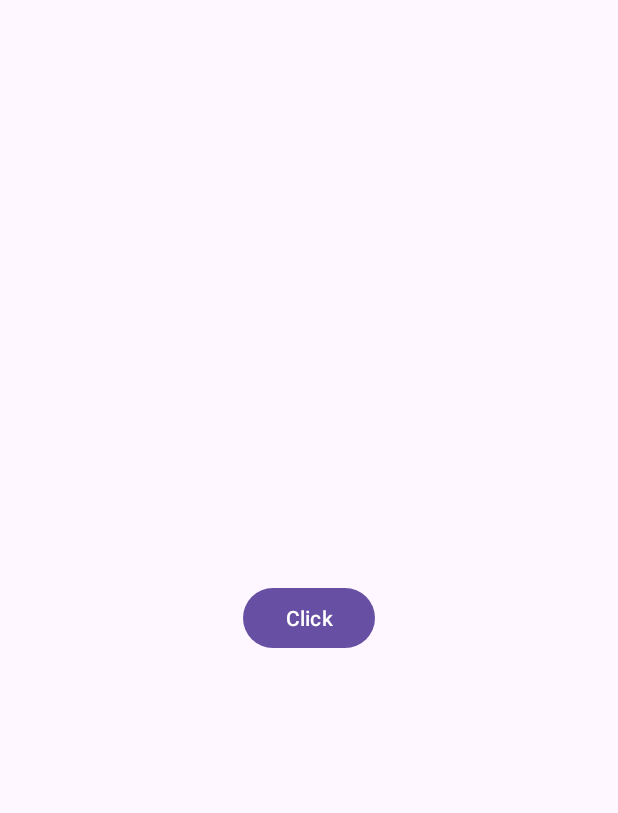
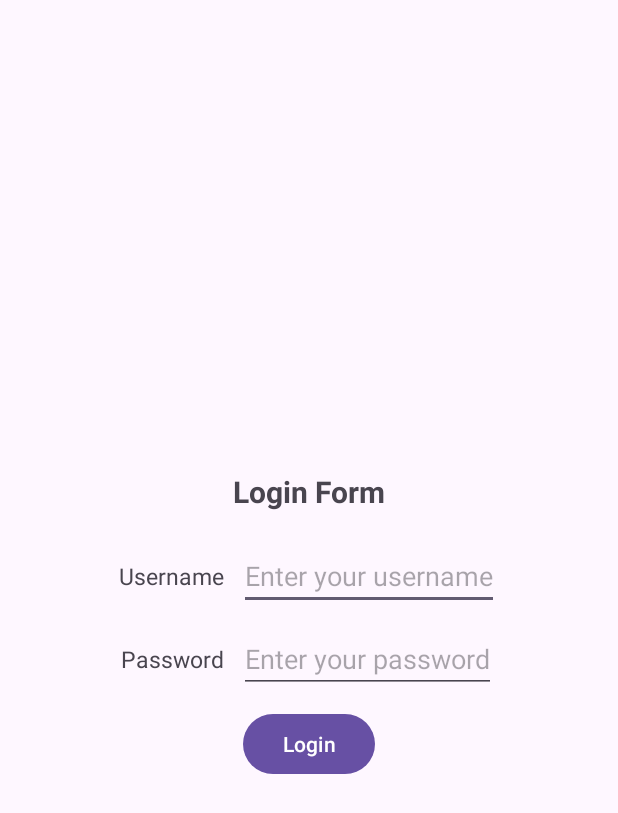
Before and after one commit to khandyana-madhuri/AndroidDevelopment, an Android app: the screen it shows after launch (MainActivity), on a phone screen of 412 x 824 dp. Shown: the top 813 px of the screen. Run offline under Robolectric (Android 15) with nearby library versions, the phone set to English and light mode, and no system bars.

Commit message:
Linear Layout: login form using linear layout

```diff
--- a/app/src/main/java/com/example/androiddevelopment/MainActivity.kt
+++ b/app/src/main/java/com/example/androiddevelopment/MainActivity.kt
@@ -3,8 +3,6 @@ package com.example.androiddevelopment
 import android.os.Bundle
 import androidx.activity.enableEdgeToEdge
 import androidx.appcompat.app.AppCompatActivity
-import androidx.core.view.ViewCompat
-import androidx.core.view.WindowInsetsCompat
 
 
 class MainActivity : AppCompatActivity() {
@@ -12,10 +10,5 @@ class MainActivity : AppCompatActivity() {
         super.onCreate(savedInstanceState)
         enableEdgeToEdge()
         setContentView(R.layout.activity_main)
-        ViewCompat.setOnApplyWindowInsetsListener(findViewById(R.id.main)) { v, insets ->
-            val systemBars = insets.getInsets(WindowInsetsCompat.Type.systemBars())
-            v.setPadding(systemBars.left, systemBars.top, systemBars.right, systemBars.bottom)
-            insets
-        }
     }
 }
--- a/app/src/main/res/layout/activity_main.xml
+++ b/app/src/main/res/layout/activity_main.xml
@@ -1,19 +1,66 @@
 <?xml version="1.0" encoding="utf-8"?>
-<androidx.constraintlayout.widget.ConstraintLayout xmlns:android="http://schemas.android.com/apk/res/android"
-    xmlns:app="http://schemas.android.com/apk/res-auto"
-    xmlns:tools="http://schemas.android.com/tools"
-    android:id="@+id/main"
+<LinearLayout
     android:layout_width="match_parent"
-    android:layout_height="match_parent"
-    tools:context=".MainActivity">
+    android:layout_height="wrap_content"
+    android:orientation="vertical"
+    android:layout_gravity="center"
+    android:gravity="center"
+    xmlns:android="http://schemas.android.com/apk/res/android">
+
+    <TextView
+        android:layout_width="wrap_content"
+        android:layout_height="wrap_content"
+        android:text="Login Form"
+        android:padding="10dp"
+        android:textSize="20sp"
+        android:textStyle="bold"/>
+
+    <LinearLayout
+        android:layout_width="wrap_content"
+        android:layout_height="wrap_content"
+        android:layout_marginTop="10dp"
+        android:orientation="horizontal">
+
+        <TextView
+            android:layout_width="wrap_content"
+            android:layout_height="wrap_content"
+            android:layout_gravity="center_vertical"
+            android:textSize="15sp"
+            android:layout_marginEnd="10dp"
+            android:text="Username" />
+
+        <EditText
+            android:layout_width="wrap_content"
+            android:layout_height="wrap_content"
+            android:hint="Enter your username"/>
+
+    </LinearLayout>
+
+    <LinearLayout
+        android:layout_width="wrap_content"
+        android:layout_height="wrap_content"
+        android:orientation="horizontal"
+        android:layout_marginTop="10dp">
+
+        <TextView
+            android:layout_width="wrap_content"
+            android:layout_height="wrap_content"
+            android:text="Password"
+            android:textSize="15sp"
+            android:layout_marginEnd="10dp"
+            android:layout_gravity="center_vertical"/>
+
+        <EditText
+            android:layout_width="wrap_content"
+            android:layout_height="wrap_content"
+            android:hint="Enter your password"/>
+
+    </LinearLayout>
 
     <Button
         android:layout_width="wrap_content"
         android:layout_height="wrap_content"
-        android:text="Click"
-        app:layout_constraintBottom_toBottomOf="parent"
-        app:layout_constraintEnd_toEndOf="parent"
-        app:layout_constraintStart_toStartOf="parent"
-        app:layout_constraintTop_toTopOf="parent" />
+        android:text="Login"
+        android:layout_marginTop="10dp"/>
 
-</androidx.constraintlayout.widget.ConstraintLayout>
+</LinearLayout>
--- a/app/src/main/res/values/strings.xml
+++ b/app/src/main/res/values/strings.xml
@@ -1,3 +1,3 @@
 <resources>
-    <string name="app_name">AndroidDevelopment</string>
+    <string name="app_name">LinearLayout</string>
 </resources>
```
